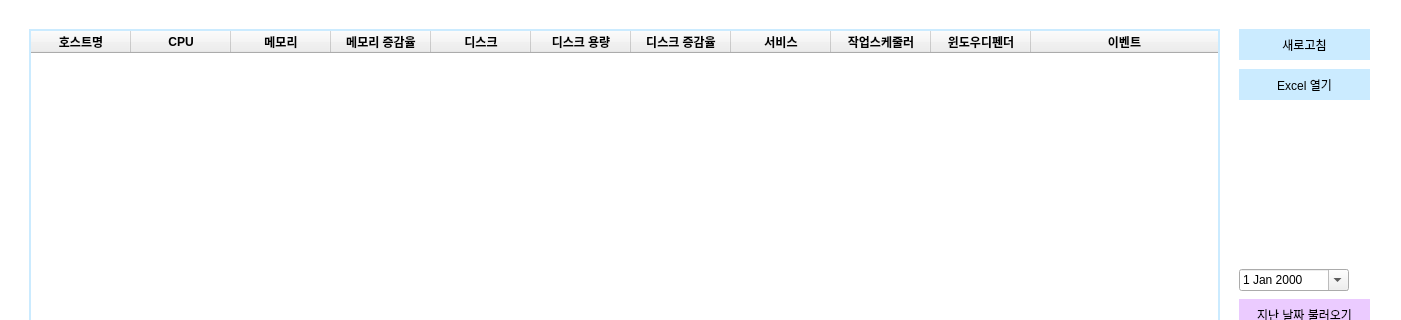
First picture: the form in ui/MainForm.ui, repository za5321/CheckTool, before the edit; both pictures show x 0 to 1401 and y 0 to 320 of the 1401 by 612 pixel window.
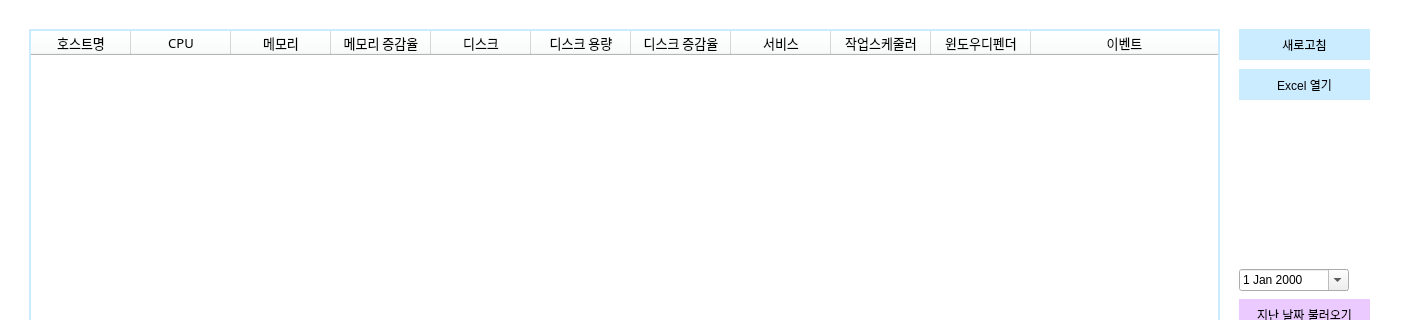
Second picture: the form after the edit.

Patch:
```diff
--- a/ui/MainForm.ui
+++ b/ui/MainForm.ui
@@ -34,22 +34,34 @@
        <property name="styleSheet">
         <string notr="true">#tableWgt1 {
 	border: 2px solid rgb(203, 235, 255);
+}
+
+QTableWidget QHeaderView {
+	background: rgb(250, 255, 255);
 }</string>
        </property>
        <property name="editTriggers">
         <set>QAbstractItemView::NoEditTriggers</set>
        </property>
+       <attribute name="horizontalHeaderShowSortIndicator" stdset="0">
+        <bool>true</bool>
+       </attribute>
        <attribute name="horizontalHeaderStretchLastSection">
         <bool>true</bool>
        </attribute>
+       <attribute name="verticalHeaderVisible">
+        <bool>false</bool>
+       </attribute>
        <column>
         <property name="text">
          <string>호스트명</string>
         </property>
         <property name="font">
          <font>
-          <weight>75</weight>
-          <bold>true</bold>
+          <family>나눔고딕</family>
+          <pointsize>10</pointsize>
+          <weight>50</weight>
+          <bold>false</bold>
          </font>
         </property>
        </column>
@@ -59,8 +71,10 @@
         </property>
         <property name="font">
          <font>
-          <weight>75</weight>
-          <bold>true</bold>
+          <family>나눔고딕</family>
+          <pointsize>10</pointsize>
+          <weight>50</weight>
+          <bold>false</bold>
          </font>
         </property>
        </column>
@@ -70,8 +84,10 @@
         </property>
         <property name="font">
          <font>
-          <weight>75</weight>
-          <bold>true</bold>
+          <family>나눔고딕</family>
+          <pointsize>10</pointsize>
+          <weight>50</weight>
+          <bold>false</bold>
          </font>
         </property>
        </column>
@@ -81,8 +97,10 @@
         </property>
         <property name="font">
          <font>
-          <weight>75</weight>
-          <bold>true</bold>
+          <family>나눔고딕</family>
+          <pointsize>10</pointsize>
+          <weight>50</weight>
+          <bold>false</bold>
          </font>
         </property>
        </column>
@@ -92,8 +110,10 @@
         </property>
         <property name="font">
          <font>
-          <weight>75</weight>
-          <bold>true</bold>
+          <family>나눔고딕</family>
+          <pointsize>10</pointsize>
+          <weight>50</weight>
+          <bold>false</bold>
          </font>
         </property>
        </column>
@@ -103,8 +123,10 @@
         </property>
         <property name="font">
          <font>
-          <weight>75</weight>
-          <bold>true</bold>
+          <family>나눔고딕</family>
+          <pointsize>10</pointsize>
+          <weight>50</weight>
+          <bold>false</bold>
          </font>
         </property>
        </column>
@@ -114,8 +136,10 @@
         </property>
         <property name="font">
          <font>
-          <weight>75</weight>
-          <bold>true</bold>
+          <family>나눔고딕</family>
+          <pointsize>10</pointsize>
+          <weight>50</weight>
+          <bold>false</bold>
          </font>
         </property>
        </column>
@@ -125,8 +149,10 @@
         </property>
         <property name="font">
          <font>
-          <weight>75</weight>
-          <bold>true</bold>
+          <family>나눔고딕</family>
+          <pointsize>10</pointsize>
+          <weight>50</weight>
+          <bold>false</bold>
          </font>
         </property>
        </column>
@@ -136,8 +162,10 @@
         </property>
         <property name="font">
          <font>
-          <weight>75</weight>
-          <bold>true</bold>
+          <family>나눔고딕</family>
+          <pointsize>10</pointsize>
+          <weight>50</weight>
+          <bold>false</bold>
          </font>
         </property>
        </column>
@@ -147,8 +175,10 @@
         </property>
         <property name="font">
          <font>
-          <weight>75</weight>
-          <bold>true</bold>
+          <family>나눔고딕</family>
+          <pointsize>10</pointsize>
+          <weight>50</weight>
+          <bold>false</bold>
          </font>
         </property>
        </column>
@@ -158,8 +188,10 @@
         </property>
         <property name="font">
          <font>
-          <weight>75</weight>
-          <bold>true</bold>
+          <family>나눔고딕</family>
+          <pointsize>10</pointsize>
+          <weight>50</weight>
+          <bold>false</bold>
          </font>
         </property>
        </column>
```
